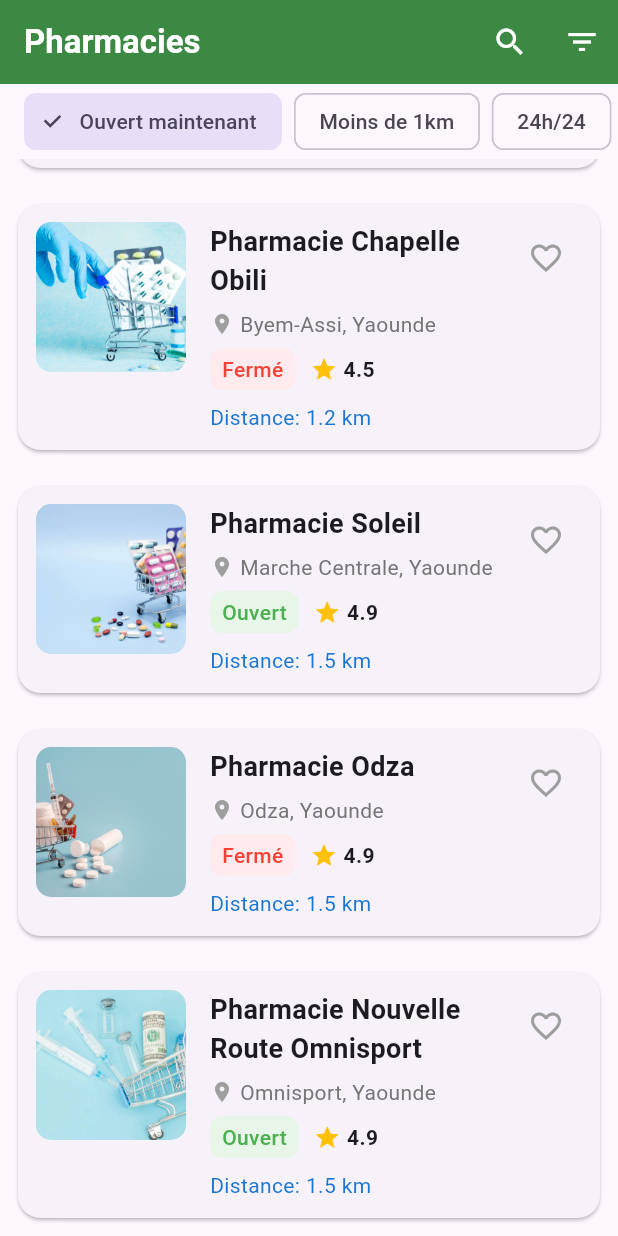
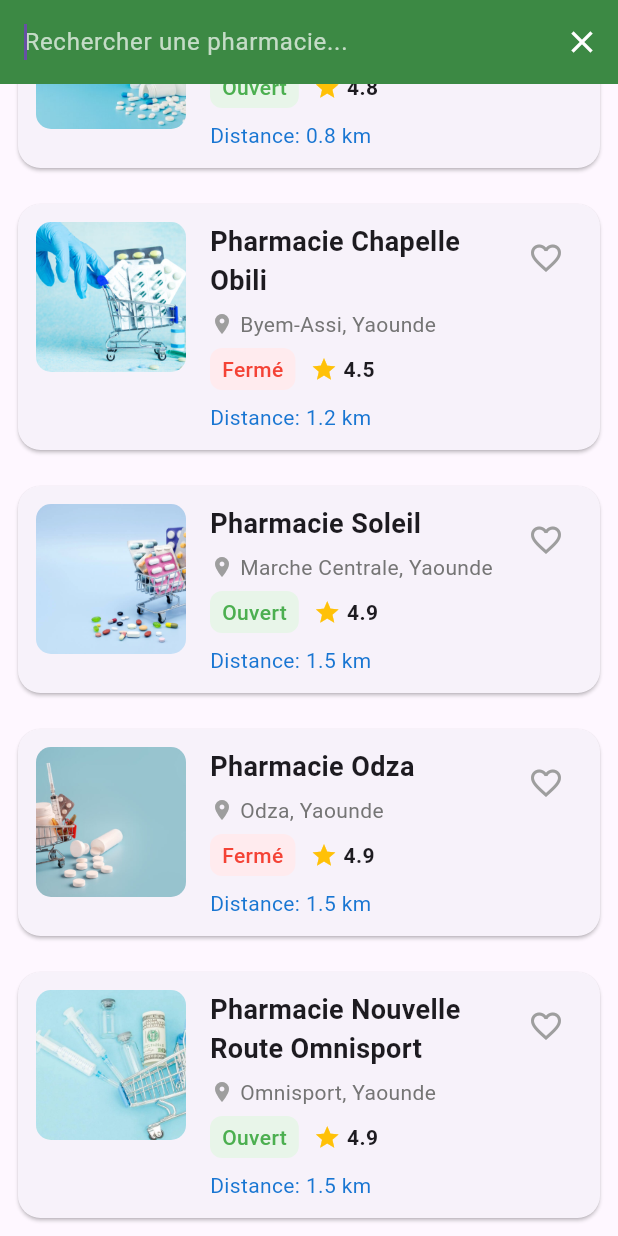
Before and after one commit to Donaldmbajouen/pharmacie2, a Flutter app: the PharmaciesScreen screen opened directly, scrolled down 144 dp, after a tap on the "search" icon, on a phone screen of 412 x 824 dp. Run offline on Flutter 3.47's test engine with Material 3 defaults, Android fonts, the light colour scheme and no system bars.

Commit message:
2eme modif pour le jury Joyce

```diff
--- a/lib/main.dart
+++ b/lib/main.dart
@@ -1,6 +1,7 @@
 import 'package:flutter/material.dart';
 import 'package:flutter_projets/Login.dart';
 import 'package:flutter_projets/home.dart';
+import 'package:flutter_projets/welcome_screen.dart';
 
 import 'Navigation.dart';
 
@@ -17,7 +18,7 @@ class MyApp extends StatelessWidget {
     return MaterialApp(
       debugShowCheckedModeBanner: false,
       title: 'Flutter Demo',
-      home: Login() ,
+      home: WelcomeScreen() ,
     );
   }
 }
--- a/lib/screens/pharmacies_screen.dart
+++ b/lib/screens/pharmacies_screen.dart
@@ -1,7 +1,15 @@
 import 'package:flutter/material.dart';
 import 'package:flutter_projets/screens/pharmacy_medicaments_screen.dart';
 
-class PharmaciesScreen extends StatelessWidget {
+class PharmaciesScreen extends StatefulWidget {
+  @override
+  _PharmaciesScreenState createState() => _PharmaciesScreenState();
+}
+
+class _PharmaciesScreenState extends State<PharmaciesScreen> {
+  // Api de geolocalisation OpenStreetMap
+  final API = "http://wiki.openstreetmap.org/wiki/API";
+  //liste des pharmacies
   final List<Map<String, dynamic>> pharmacies = [
     {
       'id': '1',
@@ -11,6 +19,25 @@ class PharmaciesScreen extends StatelessWidget {
       'rating': 4.8,
       'open': true,
       'image': 'assets/images/ads5.jpg',
+      // Médicaments spécifiques à cette pharmacie
+      'medicaments': [
+        {
+          'id': 'med1',
+          'name': 'Doliprane 1000mg',
+          'description': 'Boîte de 16 comprimés',
+          'price': 5.99,
+          'image': 'assets/products/Amoxil.png',
+          'category': 'Douleur',
+        },
+        {
+          'id': 'med2',
+          'name': 'Vitamine C',
+          'description': '30 comprimés effervescents',
+          'price': 8.50,
+          'image': 'assets/products/Robitussin.png',
+          'category': 'Vitamines',
+        },
+      ],
     },
     {
       'id': '2',
@@ -20,6 +47,25 @@ class PharmaciesScreen extends StatelessWidget {
       'rating': 4.5,
       'open': false,
       'image': 'assets/images/ads1.jpeg',
+      // Médicaments spécifiques à cette pharmacie
+      'medicaments': [
+        {
+          'id': 'med3',
+          'name': 'Biafine',
+          'description': 'Crème 100g',
+          'price': 7.20,
+          'image': 'assets/products/Lipitor.png',
+          'category': 'Soins',
+        },
+        {
+          'id': 'med4',
+          'name': 'Smecta',
+          'description': 'Sachets - 10 unités',
+          'price': 6.40,
+          'image': 'assets/products/Lantus.png',
+          'category': 'Digestion',
+        },
+      ],
     },
     {
       'id': '3',
@@ -29,6 +75,17 @@ class PharmaciesScreen extends StatelessWidget {
       'rating': 4.9,
       'open': true,
       'image': 'assets/images/ads3.jpg',
+      // Médicaments spécifiques à cette pharmacie
+      'medicaments': [
+        {
+          'id': 'med5',
+          'name': 'Paracétamol',
+          'description': 'Boîte de 20 comprimés',
+          'price': 3.50,
+          'image': 'assets/products/Amoxil.png',
+          'category': 'Douleur',
+        },
+      ],
     },
     {
       'id': '4',
@@ -38,6 +95,17 @@ class PharmaciesScreen extends StatelessWidget {
       'rating': 4.9,
       'open': false,
       'image': 'assets/images/ads4.jpeg',
+      // Médicaments spécifiques à cette pharmacie
+      'medicaments': [
+        {
+          'id': 'med6',
+          'name': 'Ibuprofène',
+          'description': 'Boîte de 12 comprimés',
+          'price': 4.20,
+          'image': 'assets/products/Robitussin.png',
+          'category': 'Douleur',
+        },
+      ],
     },
     {
       'id': '5',
@@ -47,30 +115,73 @@ class PharmaciesScreen extends StatelessWidget {
       'rating': 4.9,
       'open': true,
       'image': 'assets/images/ads2.jpg',
+      // Médicaments spécifiques à cette pharmacie
+      'medicaments': [
+        {
+          'id': 'med7',
+          'name': 'Aspirine',
+          'description': 'Boîte de 30 comprimés',
+          'price': 2.80,
+          'image': 'assets/products/Lipitor.png',
+          'category': 'Douleur',
+        },
+      ],
     },
   ];
+
+  List<Map<String, dynamic>> filteredPharmacies = [];
+  bool _isSearching = false;
+  TextEditingController _searchController = TextEditingController();
+
+  @override
+  void initState() {
+    super.initState();
+    filteredPharmacies = List.from(pharmacies);
+    _searchController.addListener(_filterPharmacies);
+  }
+
+  void _filterPharmacies() {
+    final query = _searchController.text.toLowerCase();
+    setState(() {
+      if (query.isEmpty) {
+        filteredPharmacies = List.from(pharmacies);
+      } else {
+        filteredPharmacies = pharmacies.where((pharmacy) {
+          return pharmacy['name'].toLowerCase().contains(query) ||
+              pharmacy['address'].toLowerCase().contains(query);
+        }).toList();
+      }
+    });
+  }
+
+  void _startSearch() {
+    setState(() {
+      _isSearching = true;
+    });
+  }
+
+  void _stopSearch() {
+    setState(() {
+      _isSearching = false;
+      _searchController.clear();
+      filteredPharmacies = List.from(pharmacies);
+    });
+  }
+
+  @override
+  void dispose() {
+    _searchController.dispose();
+    super.dispose();
+  }
 
   @override
   Widget build(BuildContext context) {
     return Scaffold(
-      appBar: AppBar(
-        automaticallyImplyLeading: false,
-        backgroundColor: Colors.green[700],
-        title: Text('Pharmacies', style: TextStyle(color: Colors.white, fontWeight: FontWeight.bold),),
-        actions: [
-          IconButton(
-            icon: Icon(Icons.search, color: Colors.white,),
-            onPressed: () {},
-          ),
-          IconButton(
-            icon: Icon(Icons.filter_list, color: Colors.white,),
-            onPressed: () {},
-          ),
-        ],
-      ),
+      appBar: _buildAppBar(),
       body: Column(
         children: [
           // Filtres rapides
+          if (!_isSearching) ...[
             Container(
               height: 50,
               child: ListView(
@@ -97,19 +208,66 @@ class PharmaciesScreen extends StatelessWidget {
                 ],
               ),
             ),
+          ],
 
           // Liste des pharmacies
           Expanded(
-            child: ListView.builder(
-              itemCount: pharmacies.length,
+            child: filteredPharmacies.isEmpty
+                ? Center(
+              child: Padding(
+                padding: const EdgeInsets.all(20.0),
+                child: Text(
+                  'Aucune pharmacie trouvée',
+                  style: TextStyle(fontSize: 18, color: Colors.grey),
+                ),
+              ),
+            )
+                : ListView.builder(
+              itemCount: filteredPharmacies.length,
               itemBuilder: (context, index) {
-                final pharmacy = pharmacies[index];
+                final pharmacy = filteredPharmacies[index];
                 return _buildPharmacyCard(context, pharmacy);
               },
             ),
           ),
         ],
       ),
+    );
+  }
+
+  AppBar _buildAppBar() {
+    return AppBar(
+      automaticallyImplyLeading: false,
+      backgroundColor: Colors.green[700],
+      title: _isSearching
+          ? TextField(
+        controller: _searchController,
+        autofocus: true,
+        style: TextStyle(color: Colors.white),
+        decoration: InputDecoration(
+          hintText: 'Rechercher une pharmacie...',
+          hintStyle: TextStyle(color: Colors.white70),
+          border: InputBorder.none,
+        ),
+      )
+          : Text('Pharmacies', style: TextStyle(color: Colors.white, fontWeight: FontWeight.bold),),
+      actions: _isSearching
+          ? [
+        IconButton(
+          icon: Icon(Icons.clear, color: Colors.white),
+          onPressed: _stopSearch,
+        ),
+      ]
+          : [
+        IconButton(
+          icon: Icon(Icons.search, color: Colors.white),
+          onPressed: _startSearch,
+        ),
+        IconButton(
+          icon: Icon(Icons.filter_list, color: Colors.white),
+          onPressed: () {},
+        ),
+      ],
     );
   }
 
@@ -124,7 +282,11 @@ class PharmaciesScreen extends StatelessWidget {
           Navigator.push(
             context,
             MaterialPageRoute(
-              builder: (context) => PharmacyMedicamentsScreen(pharmacyId: pharmacy['id']),
+              builder: (context) => PharmacyMedicamentsScreen(
+                pharmacyId: pharmacy['id'],
+                pharmacyName: pharmacy['name'],
+                pharmacyMedicaments: List.from(pharmacy['medicaments']),
+              ),
             ),
           );
         },
```
Also changed, not shown: lib/screens/pharmacy_medicaments_screen.dart (+65 -50 lines), lib/serviceAPI.dart (added, +11 -0 lines), lib/welcome_screen.dart (added, +110 -0 lines). Lines whose indentation alone changed are shown as unchanged.
